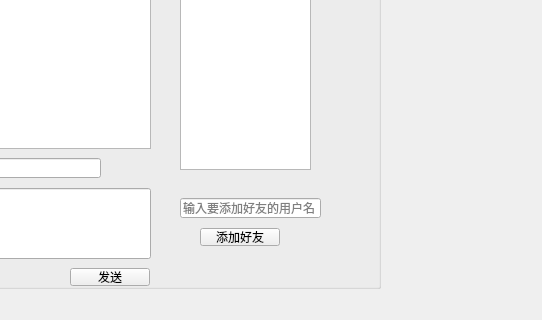
Above: ImClient/mainwindow.ui from adom1528/graduation before the change; both pictures show x 370 to 912 and y 142 to 462 of the 912 by 462 pixel window. Below: the same form after it.
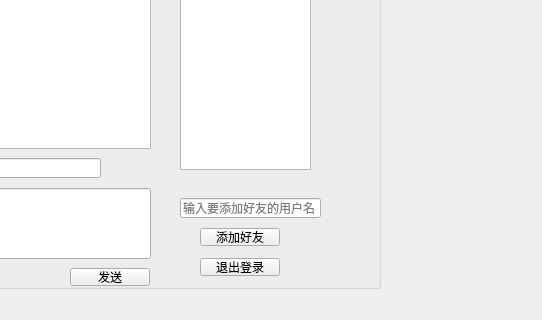
That is the form after the change.

Commit message:
feat: 实现全双工心跳保活、完善退出机制与实时在线状态同步
【前端 Qt (ImClient)】
- 引入 QTimer 实现前端心跳引擎，每 30s 自动发送 ping 维持长连接，并静默拦截服务器 pong 回执。
- 重构登出逻辑 (onExitLoginClicked)：实现物理断连、Token与内存清理、UI现场销毁及页面显隐切换的安全闭环。
- 升级好友列表 UI：结合初始全量拉取 (Pull) 与 WebSocket 实时广播推送 (Push)，动态渲染好友在线(绿色)/离线(灰色)状态。

```diff
--- a/ImClient/mainwindow.ui
+++ b/ImClient/mainwindow.ui
@@ -186,6 +186,19 @@
       <string>添加好友</string>
      </property>
     </widget>
+    <widget class="QPushButton" name="btnExitLogin">
+     <property name="geometry">
+      <rect>
+       <x>340</x>
+       <y>380</y>
+       <width>80</width>
+       <height>18</height>
+      </rect>
+     </property>
+     <property name="text">
+      <string>退出登录</string>
+     </property>
+    </widget>
    </widget>
   </widget>
  </widget>
```
The commit also changes 2 other files.
